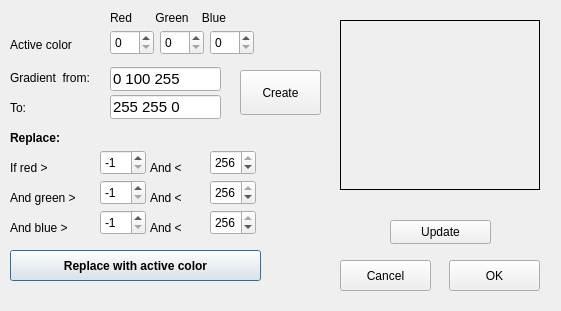
First picture: the form in dcolors.ui, repository nikkNizz/Drawish, before the edit.
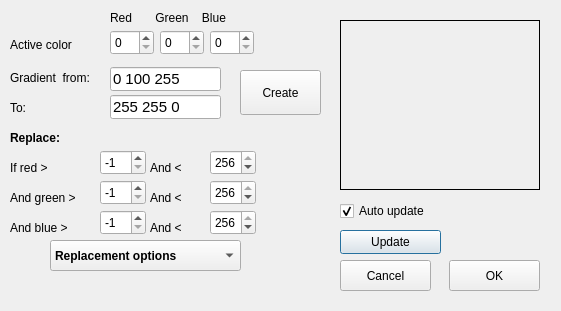
Second picture: the form after the edit. Icons and pictures are not drawn.

Diff of the .ui file:
```diff
--- a/dcolors.ui
+++ b/dcolors.ui
@@ -901,29 +901,11 @@
     <number>256</number>
    </property>
   </widget>
-  <widget class="QPushButton" name="replaceButton">
-   <property name="geometry">
-    <rect>
-     <x>10</x>
-     <y>250</y>
-     <width>251</width>
-     <height>31</height>
-    </rect>
-   </property>
-   <property name="font">
-    <font>
-     <bold>true</bold>
-    </font>
-   </property>
-   <property name="text">
-    <string>Replace with active color</string>
-   </property>
-  </widget>
   <widget class="QPushButton" name="pushButton_2">
    <property name="geometry">
     <rect>
-     <x>390</x>
-     <y>220</y>
+     <x>340</x>
+     <y>230</y>
      <width>101</width>
      <height>24</height>
     </rect>
@@ -1190,7 +1172,7 @@
    <property name="geometry">
     <rect>
      <x>10</x>
-     <y>290</y>
+     <y>280</y>
      <width>251</width>
      <height>16</height>
     </rect>
@@ -1199,6 +1181,77 @@
     <string/>
    </property>
   </widget>
+  <widget class="QComboBox" name="comboReplace">
+   <property name="geometry">
+    <rect>
+     <x>50</x>
+     <y>240</y>
+     <width>191</width>
+     <height>31</height>
+    </rect>
+   </property>
+   <property name="font">
+    <font>
+     <bold>true</bold>
+    </font>
+   </property>
+   <item>
+    <property name="text">
+     <string>Replacement options</string>
+    </property>
+   </item>
+   <item>
+    <property name="text">
+     <string>Replace with active color</string>
+    </property>
+   </item>
+   <item>
+    <property name="text">
+     <string>+ Red</string>
+    </property>
+   </item>
+   <item>
+    <property name="text">
+     <string>- Red</string>
+    </property>
+   </item>
+   <item>
+    <property name="text">
+     <string>+ Green</string>
+    </property>
+   </item>
+   <item>
+    <property name="text">
+     <string>- Green</string>
+    </property>
+   </item>
+   <item>
+    <property name="text">
+     <string>+ Blue</string>
+    </property>
+   </item>
+   <item>
+    <property name="text">
+     <string>- Blue</string>
+    </property>
+   </item>
+  </widget>
+  <widget class="QCheckBox" name="checkAuto">
+   <property name="geometry">
+    <rect>
+     <x>340</x>
+     <y>200</y>
+     <width>171</width>
+     <height>22</height>
+    </rect>
+   </property>
+   <property name="text">
+    <string>Auto update</string>
+   </property>
+   <property name="checked">
+    <bool>true</bool>
+   </property>
+  </widget>
  </widget>
  <resources>
   <include location="Drawish.qrc"/>
```
